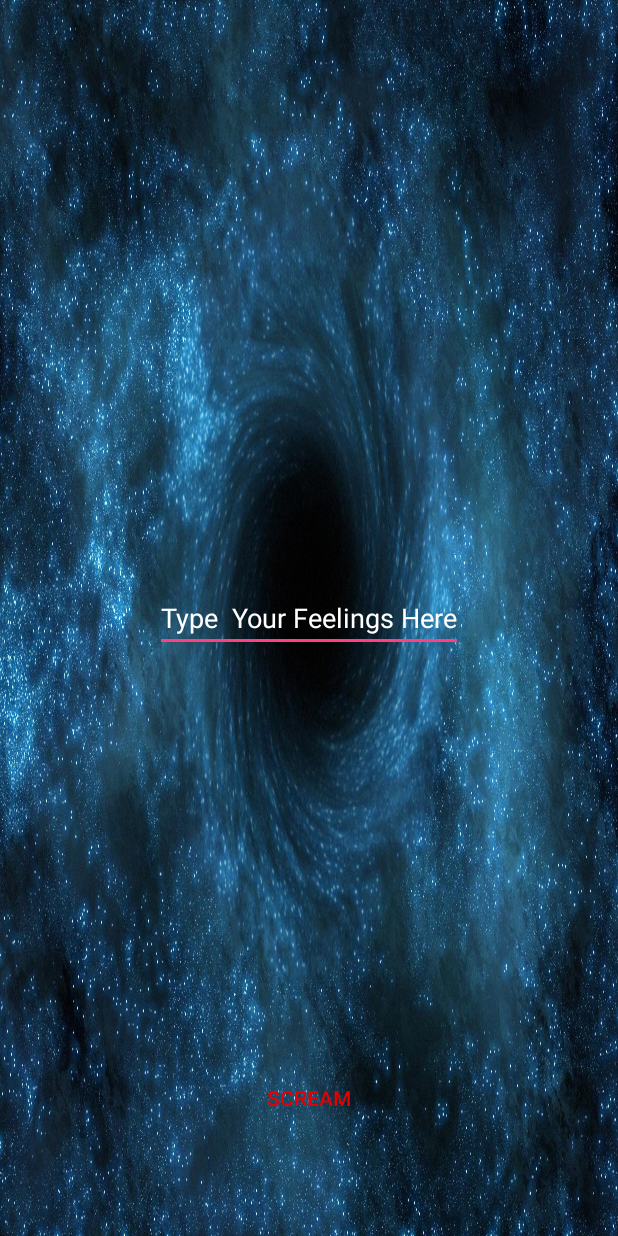
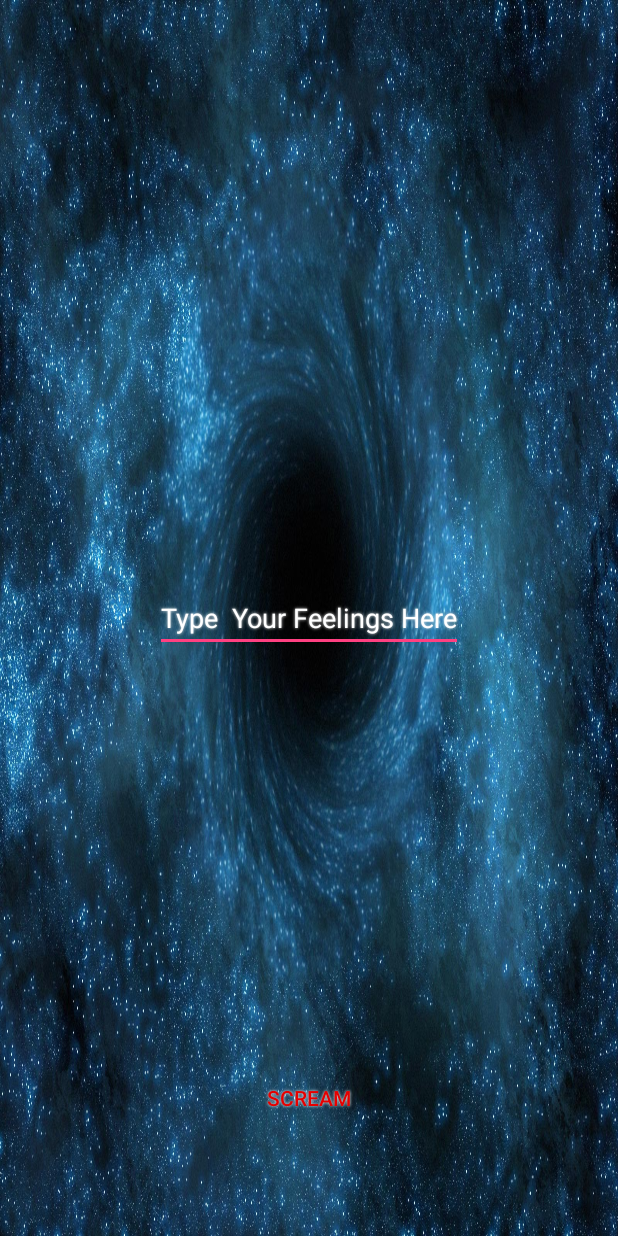
Before and after one commit to feanor08/ScreamIntoTheVoidAndroid, an Android app: the BlackHoleActivity screen opened directly, with no data from a screen before it, on a phone screen of 412 x 824 dp. Run offline under Robolectric (Android 15) with nearby library versions, the phone set to English and light mode, and no system bars.

Commit message:
Added a shadow effect for the button text

```diff
--- a/app/src/main/res/layout/activity_black_hole.xml
+++ b/app/src/main/res/layout/activity_black_hole.xml
@@ -11,6 +11,10 @@
         android:layout_centerHorizontal="true"
         android:layout_centerVertical="true"
         android:hint="Type  Your Feelings Here"
+        android:shadowColor="#FFFFFF"
+        android:shadowDx="0.0"
+        android:shadowDy="0.0"
+        android:shadowRadius="2.0"
         android:textColor="#FFFFFF"
         android:textColorHint="#FFFFFF" />
 
@@ -22,6 +26,10 @@
         android:layout_centerHorizontal="true"
         android:layout_marginBottom="68dp"
         android:background="@android:color/transparent"
+        android:shadowColor="#FFFFFF"
+        android:shadowDx="0.0"
+        android:shadowDy="0.0"
+        android:shadowRadius="2.0"
         android:text="Scream"
         android:textColor="#E60000" />
 </RelativeLayout>
```
Also changed, not shown: app/src/main/res/layout/activity_main.xml (+8 -1 lines).
